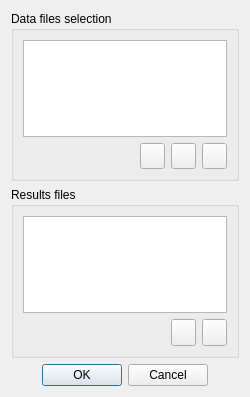
Qt form gui/Pages/BatchRunningUserFilesDialogForm.ui (code-saturne/code_saturne) before a commit.
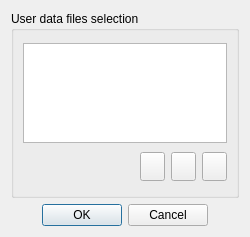
The same form after that commit. Icons and pictures are not drawn.

What changed in the file:
```diff
--- a/gui/Pages/BatchRunningUserFilesDialogForm.ui
+++ b/gui/Pages/BatchRunningUserFilesDialogForm.ui
@@ -9,7 +9,7 @@
     <x>0</x>
     <y>0</y>
     <width>250</width>
-    <height>397</height>
+    <height>237</height>
    </rect>
   </property>
   <property name="windowTitle" >
@@ -19,7 +19,7 @@
    <item>
     <widget class="QGroupBox" name="groupBox" >
      <property name="title" >
-      <string>Data files selection</string>
+      <string>User data files selection</string>
      </property>
      <layout class="QGridLayout" >
       <item row="0" column="0" colspan="4" >
@@ -129,93 +129,6 @@
      </layout>
     </widget>
    </item>
-   <item>
-    <widget class="QGroupBox" name="groupBoxResults" >
-     <property name="title" >
-      <string>Results files</string>
-     </property>
-     <layout class="QGridLayout" >
-      <item row="0" column="0" colspan="3" >
-       <widget class="QListView" name="viewResu" >
-        <property name="maximumSize" >
-         <size>
-          <width>16777215</width>
-          <height>100</height>
-         </size>
-        </property>
-        <property name="alternatingRowColors" >
-         <bool>true</bool>
-        </property>
-       </widget>
-      </item>
-      <item row="1" column="0" >
-       <spacer>
-        <property name="orientation" >
-         <enum>Qt::Horizontal</enum>
-        </property>
-        <property name="sizeHint" stdset="0" >
-         <size>
-          <width>40</width>
-          <height>20</height>
-         </size>
-        </property>
-       </spacer>
-      </item>
-      <item row="1" column="1" >
-       <widget class="QToolButton" name="buttonAddResu" >
-        <property name="minimumSize" >
-         <size>
-          <width>25</width>
-          <height>25</height>
-         </size>
-        </property>
-        <property name="toolTip" >
-         <string>New user result file</string>
-        </property>
-        <property name="text" >
-         <string/>
-        </property>
-        <property name="icon" >
-         <iconset resource="resources_pages.qrc" >
-          <normaloff>:/new/prefix1/icons/22x22/document-new.png</normaloff>:/new/prefix1/icons/22x22/document-new.png</iconset>
-        </property>
-        <property name="iconSize" >
-         <size>
-          <width>22</width>
-          <height>22</height>
-         </size>
-        </property>
-       </widget>
-      </item>
-      <item row="1" column="2" >
-       <widget class="QToolButton" name="buttonDeleteResu" >
-        <property name="minimumSize" >
-         <size>
-          <width>25</width>
-          <height>25</height>
-         </size>
-        </property>
-        <property name="toolTip" >
-         <string>Revome from selection</string>
-        </property>
-        <property name="text" >
-         <string/>
-        </property>
-        <property name="icon" >
-         <iconset resource="resources_pages.qrc" >
-          <normaloff>:/new/prefix1/icons/22x22/user-trash-full.png</normaloff>:/new/prefix1/icons/22x22/user-trash-full.png</iconset>
-        </property>
-        <property name="iconSize" >
-         <size>
-          <width>22</width>
-          <height>22</height>
-         </size>
-        </property>
-       </widget>
-      </item>
-     </layout>
-    </widget>
-   </item>
    <item>
     <widget class="QDialogButtonBox" name="buttonBox" >
      <property name="orientation" >
```
